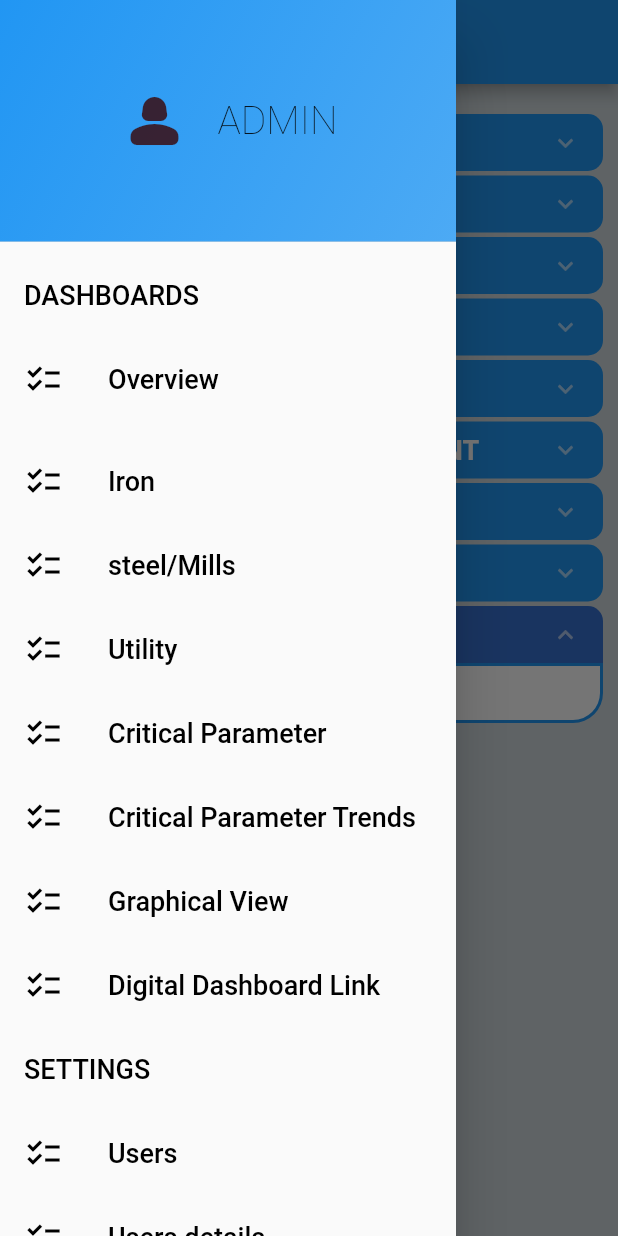
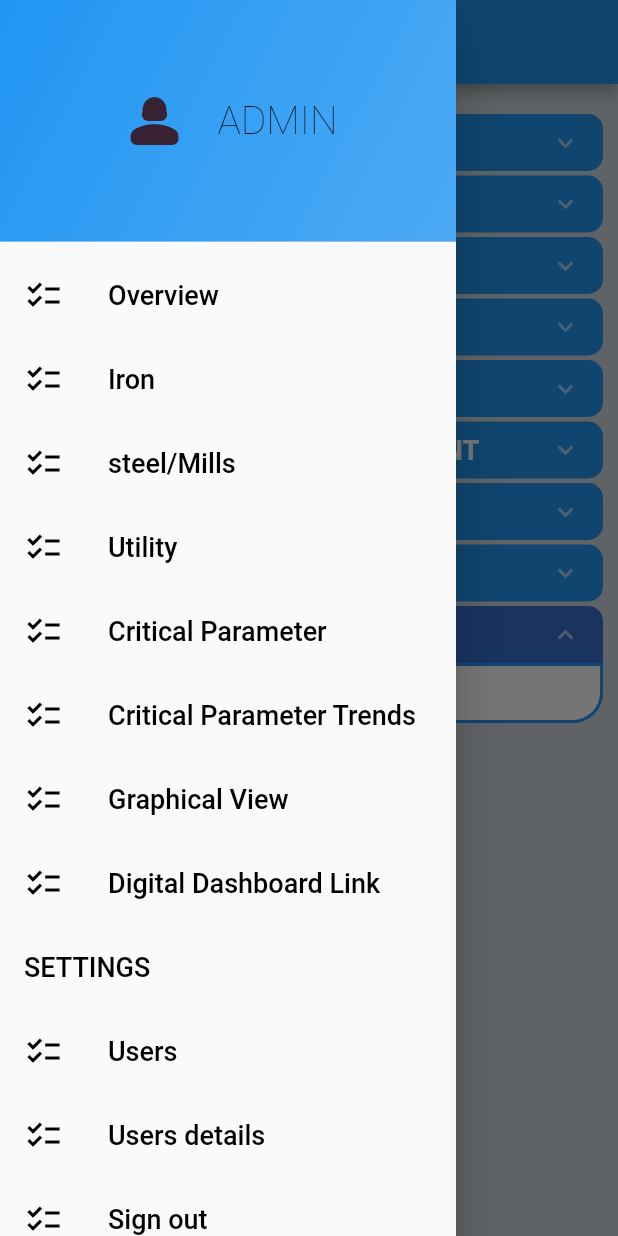
Before and after one commit to ranjandutta24/upv_mobile, a Flutter app: the OverviewScreen screen opened directly, with the side drawer open, on a phone screen of 412 x 824 dp. Run offline on Flutter 3.47's test engine with Material 2 defaults, Android fonts, the phone set to English and light mode, and no system bars; drawn by our look-alikes of accordion; our stand-ins replace get; network calls fail.

Commit message:
refactor init

```diff
--- a/lib/Widgets/main_drawer.dart
+++ b/lib/Widgets/main_drawer.dart
@@ -37,20 +37,6 @@ class MainDrawer extends StatelessWidget {
             ],
           ),
         ),
-        const ListTile(
-          title: Row(
-            mainAxisAlignment: MainAxisAlignment.start,
-            children: [
-              Text(
-                'DASHBOARDS',
-                style: TextStyle(
-                  color: Colors.black,
-                  fontSize: 18,
-                ),
-              ),
-            ],
-          ),
-        ),
         ListTile(
           leading: const Icon(
             Icons.checklist,
@@ -66,7 +52,7 @@ class MainDrawer extends StatelessWidget {
           ),
           onTap: () {},
         ),
-        const SizedBox(height: 12),
+        // const SizedBox(height: 12),
         ListTile(
           leading: const Icon(
             Icons.checklist,
```
Also changed, not shown: lib/Screens/iron_page.dart (added, +62 -0 lines), lib/Widgets/accordion.dart (+1 -6 lines).
